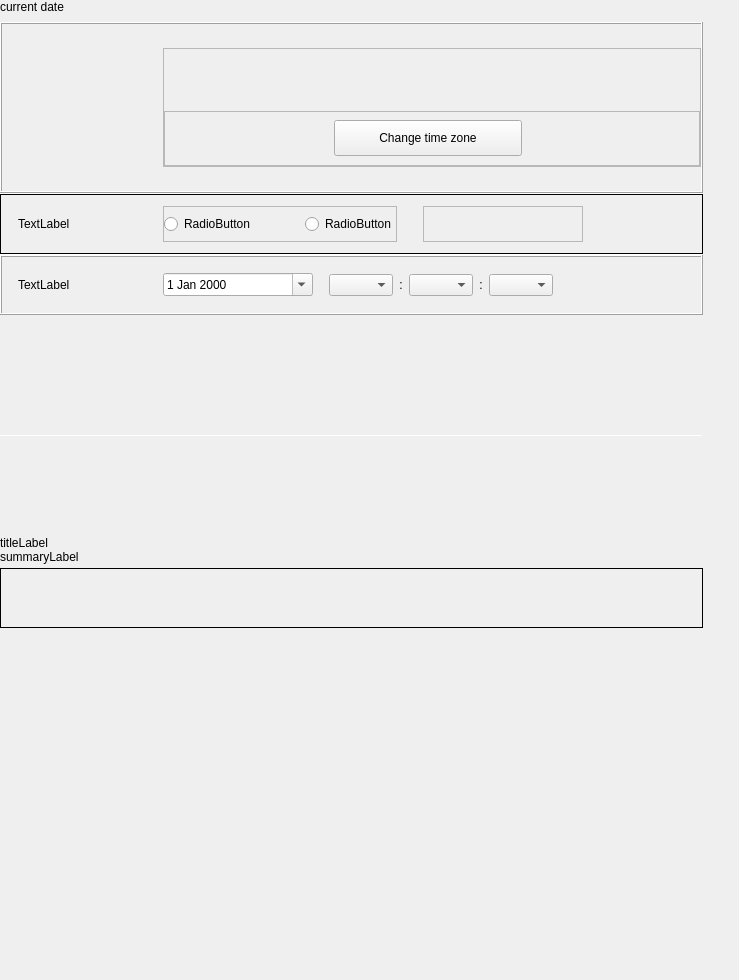
Before: the Qt Designer form plugins/time-language/datetime/datetime.ui in ukui/ukui-control-center, drawn with Qt 5.
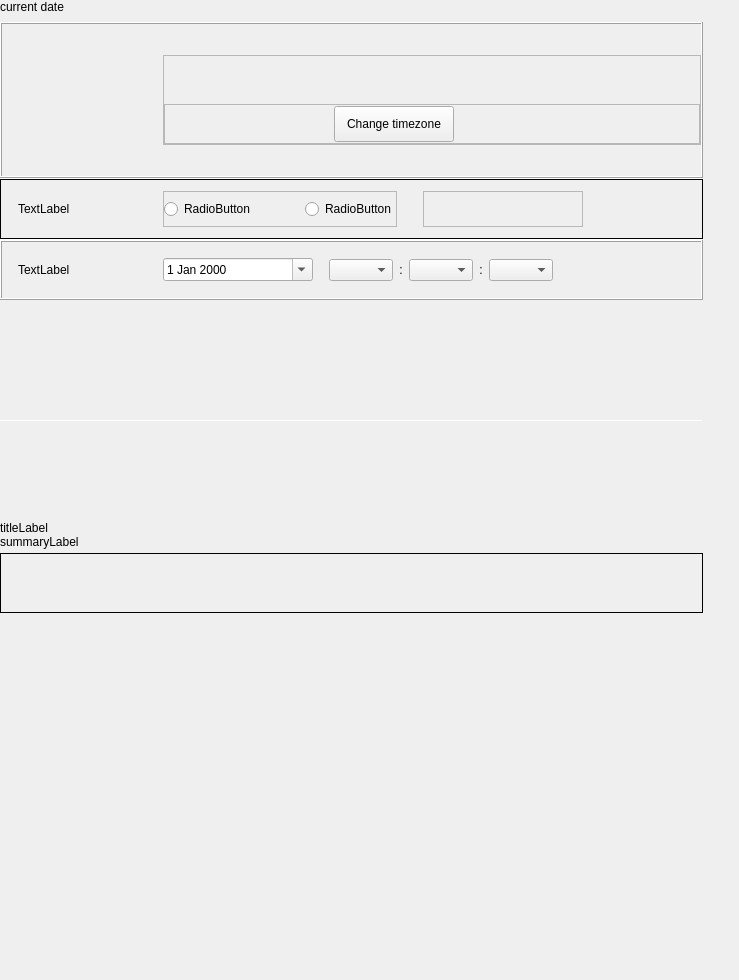
After: the same form once the commit is applied. Custom widgets are drawn as their Qt base class.

Commit message:
fix(area and datetime): fix bug#73598/73594/73540/74549
Description: bug#73598:【ukui v3.1】【控制面板】时间和日期界面部分功能描述与设计图不符
             bug#74549:【ukui v3.1】【控制面板】手动更改时间日期后，区域语言中日期显示不会实时修改，需要重新关开控制面板生效
             bug#73594:【ukui v3.1】【控制面板】添加其他时区没有数量限制（设计稿为限制数量为5）
             bug#73540:【ukui v3.1】【控制面板】区域语言界面部分功能描述与设计图不符

Log: 修复bug

```diff
--- a/plugins/time-language/datetime/datetime.ui
+++ b/plugins/time-language/datetime/datetime.ui
@@ -98,6 +98,18 @@
       </property>
       <item>
        <widget class="QFrame" name="frame_2">
+        <property name="minimumSize">
+         <size>
+          <width>0</width>
+          <height>156</height>
+         </size>
+        </property>
+        <property name="maximumSize">
+         <size>
+          <width>16777215</width>
+          <height>156</height>
+         </size>
+        </property>
         <property name="frameShape">
          <enum>QFrame::Box</enum>
         </property>
@@ -112,13 +124,13 @@
           <number>16</number>
          </property>
          <property name="topMargin">
-          <number>24</number>
+          <number>0</number>
          </property>
          <property name="rightMargin">
           <number>0</number>
          </property>
          <property name="bottomMargin">
-          <number>24</number>
+          <number>0</number>
          </property>
          <item>
           <widget class="QFrame" name="clockFrame">
@@ -164,6 +176,18 @@
          </item>
          <item>
           <widget class="QFrame" name="frame_5">
+           <property name="minimumSize">
+            <size>
+             <width>0</width>
+             <height>90</height>
+            </size>
+           </property>
+           <property name="maximumSize">
+            <size>
+             <width>16777215</width>
+             <height>90</height>
+            </size>
+           </property>
            <property name="frameShape">
             <enum>QFrame::StyledPanel</enum>
            </property>
@@ -171,6 +195,9 @@
             <enum>QFrame::Raised</enum>
            </property>
            <layout class="QVBoxLayout" name="verticalLayout_6">
+            <property name="spacing">
+             <number>0</number>
+            </property>
             <property name="leftMargin">
              <number>0</number>
             </property>
@@ -194,13 +221,13 @@
               <property name="minimumSize">
                <size>
                 <width>151</width>
-                <height>36</height>
+                <height>48</height>
                </size>
               </property>
               <property name="maximumSize">
                <size>
                 <width>167000</width>
-                <height>167000</height>
+                <height>48</height>
                </size>
               </property>
               <property name="font">
@@ -213,6 +240,9 @@
               <property name="text">
                <string/>
               </property>
+              <property name="alignment">
+               <set>Qt::AlignBottom|Qt::AlignLeading|Qt::AlignLeft</set>
+              </property>
              </widget>
             </item>
             <item>
@@ -253,36 +283,39 @@
                  <property name="minimumSize">
                   <size>
                    <width>153</width>
-                   <height>20</height>
+                   <height>36</height>
                   </size>
                  </property>
                  <property name="maximumSize">
                   <size>
                    <width>167000</width>
-                   <height>18000</height>
+                   <height>36</height>
                   </size>
                  </property>
                  <property name="text">
                   <string/>
                  </property>
+                 <property name="alignment">
+                  <set>Qt::AlignLeading|Qt::AlignLeft|Qt::AlignVCenter</set>
+                 </property>
                 </widget>
                </item>
                <item>
                 <widget class="QPushButton" name="chgzonebtn">
                  <property name="minimumSize">
                   <size>
-                   <width>188</width>
+                   <width>120</width>
                    <height>36</height>
                   </size>
                  </property>
                  <property name="maximumSize">
                   <size>
-                   <width>188</width>
+                   <width>120</width>
                    <height>36</height>
                   </size>
                  </property>
                  <property name="text">
-                  <string>Change time zone</string>
+                  <string>Change timezone</string>
                  </property>
                 </widget>
                </item>
@@ -1090,6 +1123,11 @@
    <extends>QLabel</extends>
    <header>Label/fixlabel.h</header>
   </customwidget>
+  <customwidget>
+   <class>FixButton</class>
+   <extends>QPushButton</extends>
+   <header>Button/fixbutton.h</header>
+  </customwidget>
  </customwidgets>
  <resources/>
  <connections/>
```
Left out of the diff: 2 changed lines with no effect on the pictures. The commit also changes 12 other files.
